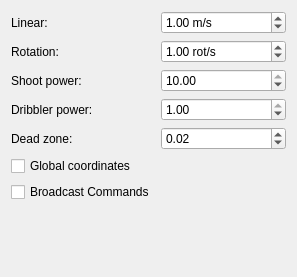
First picture: the form in src/ra/inputwidget.ui, repository robotics-erlangen/framework, before the edit.
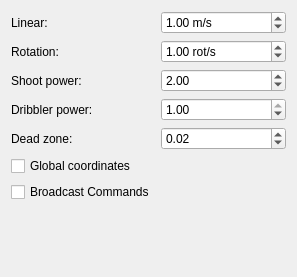
Second picture: the form after the edit.

Commit message:
ra: inputwidget: save shoot power and dribbler power in config
Also set default shoot power to 2 instead of 10, because 10 is just an unsafe
default.

The edit to the form file:
```diff
--- a/src/ra/inputwidget.ui
+++ b/src/ra/inputwidget.ui
@@ -99,7 +99,7 @@
       <double>0.100000000000000</double>
      </property>
      <property name="value">
-      <double>10.000000000000000</double>
+      <double>2.000000000000000</double>
      </property>
     </widget>
    </item>
```
The commit also changes 1 other file.
